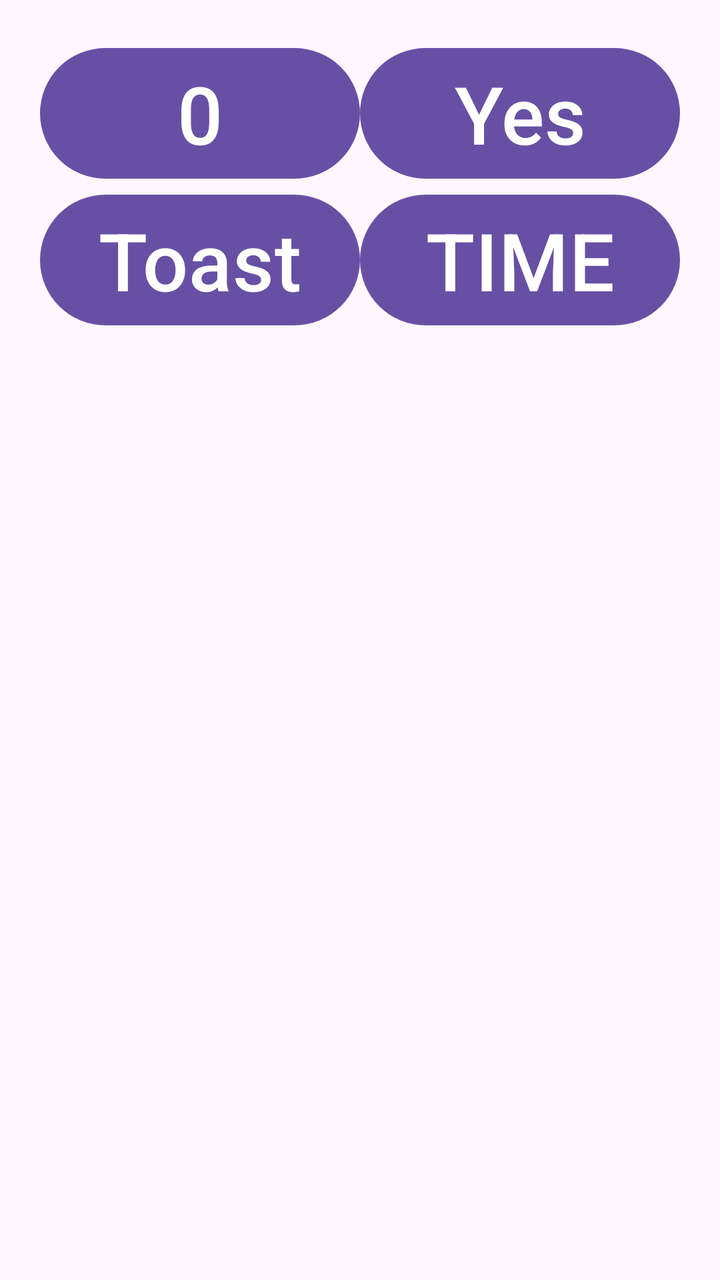
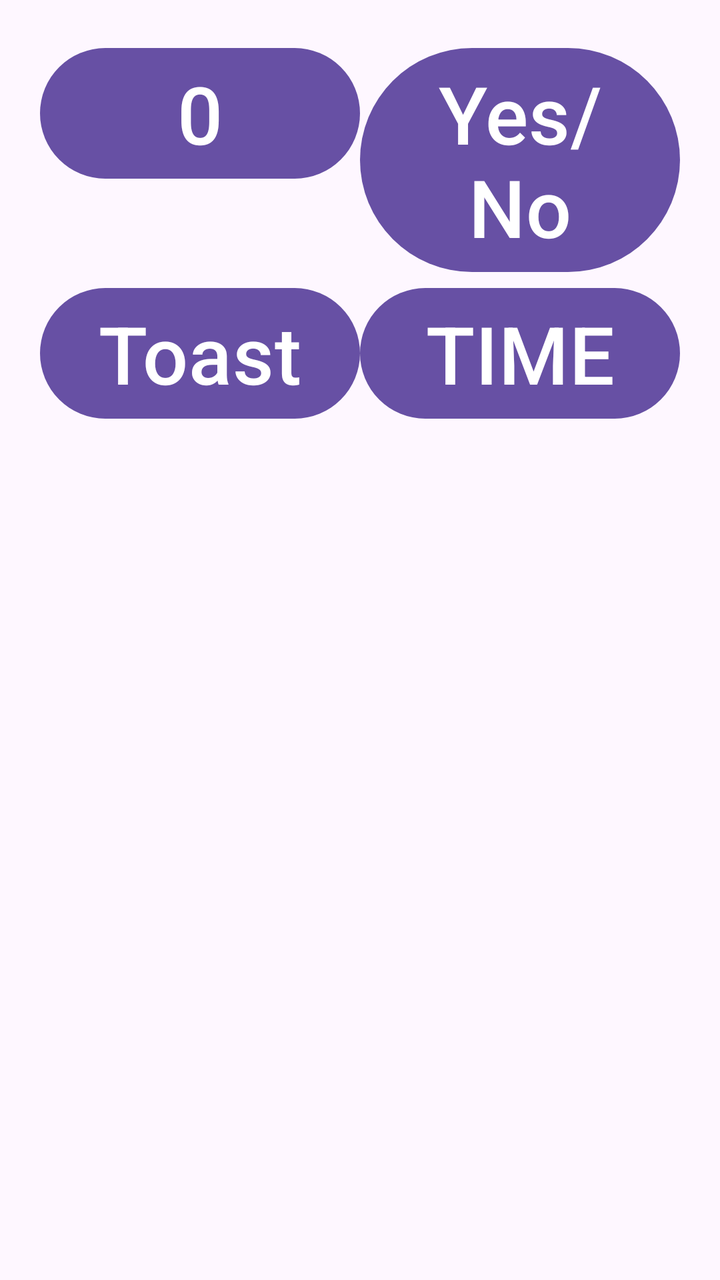

An Android layout rendered at two revisions. The XML below is the earlier revision; the diff shows what the commit changed to produce the second picture.
<!-- AndroidManifest.xml: activity theme Theme.KotlinLearnApp -->
<!-- res/layout/activity_buttons.xml -->
<?xml version="1.0" encoding="utf-8"?>
<RelativeLayout xmlns:android="http://schemas.android.com/apk/res/android"
    xmlns:app="http://schemas.android.com/apk/res-auto"
    xmlns:tools="http://schemas.android.com/tools"
    android:id="@+id/main"
    android:layout_width="match_parent"
    android:layout_height="match_parent"
    android:padding="20dp"
    tools:context=".ButtonsActivity">
    <GridLayout
        android:layout_width="match_parent"
        android:layout_height="wrap_content"
        android:id="@+id/linL"
        android:columnCount="2">
            <Button
                android:id="@+id/BtnCounter"
                android:layout_width="0dp"
                android:layout_height="wrap_content"
                android:text="@string/_0"
                android:textSize="40sp"
                android:layout_columnWeight="1"/>
            <Button
                android:id="@+id/YesNoBtn"
                android:layout_width="0dp"
                android:layout_height="wrap_content"
                android:text="Yes"
                android:textSize="40sp"
                android:layout_columnWeight="1"/>
            <Button
                android:id="@+id/ToastBtn"
                android:layout_width="0dp"
                android:layout_height="wrap_content"
                android:text="Toast"
                android:textSize="40sp"
                android:layout_columnWeight="1"/>
            <Button
                android:id="@+id/TimeToastButton"
                android:layout_width="0dp"
                android:layout_height="wrap_content"
                android:text="@string/time"
                android:textSize="40sp"
                android:layout_columnWeight="1"/>
    </GridLayout>
</RelativeLayout>
<!-- resources referenced by this layout -->
<resources>
  <string name="_0">0</string>
  <string name="time">TIME</string>
  <style name="Theme.KotlinLearnApp" parent="Base.Theme.KotlinLearnApp" />
  <style name="Base.Theme.KotlinLearnApp" parent="Theme.Material3.DayNight.NoActionBar">
          
          
      </style>
</resources>

<!-- the commit's change to res/layout/activity_buttons.xml (unified diff, before → after) -->
@@ -1,17 +1,12 @@
 <?xml version="1.0" encoding="utf-8"?>
-<RelativeLayout xmlns:android="http://schemas.android.com/apk/res/android"
-    xmlns:app="http://schemas.android.com/apk/res-auto"
+<GridLayout xmlns:android="http://schemas.android.com/apk/res/android"
     xmlns:tools="http://schemas.android.com/tools"
     android:id="@+id/main"
     android:layout_width="match_parent"
     android:layout_height="match_parent"
     android:padding="20dp"
-    tools:context=".ButtonsActivity">
-    <GridLayout
-        android:layout_width="match_parent"
-        android:layout_height="wrap_content"
-        android:id="@+id/linL"
-        android:columnCount="2">
+    tools:context=".ButtonsActivity"
+    android:columnCount="2">
             <Button
                 android:id="@+id/BtnCounter"
                 android:layout_width="0dp"
@@ -23,14 +18,14 @@
                 android:id="@+id/YesNoBtn"
                 android:layout_width="0dp"
                 android:layout_height="wrap_content"
-                android:text="Yes"
+                android:text="@string/yes_no"
                 android:textSize="40sp"
                 android:layout_columnWeight="1"/>
             <Button
                 android:id="@+id/ToastBtn"
                 android:layout_width="0dp"
                 android:layout_height="wrap_content"
-                android:text="Toast"
+                android:text="@string/toast"
                 android:textSize="40sp"
                 android:layout_columnWeight="1"/>
             <Button
@@ -41,4 +36,3 @@
                 android:textSize="40sp"
                 android:layout_columnWeight="1"/>
     </GridLayout>
-</RelativeLayout>
<!-- resource entries referenced after the edit -->
@@ -2,6 +2,8 @@
 <resources>
   <string name="_0">0</string>
   <string name="time">TIME</string>
+  <string name="toast">Toast</string>
+  <string name="yes_no">Yes/No</string>
   <style name="Theme.KotlinLearnApp" parent="Base.Theme.KotlinLearnApp" />
   <style name="Base.Theme.KotlinLearnApp" parent="Theme.Material3.DayNight.NoActionBar">
           
